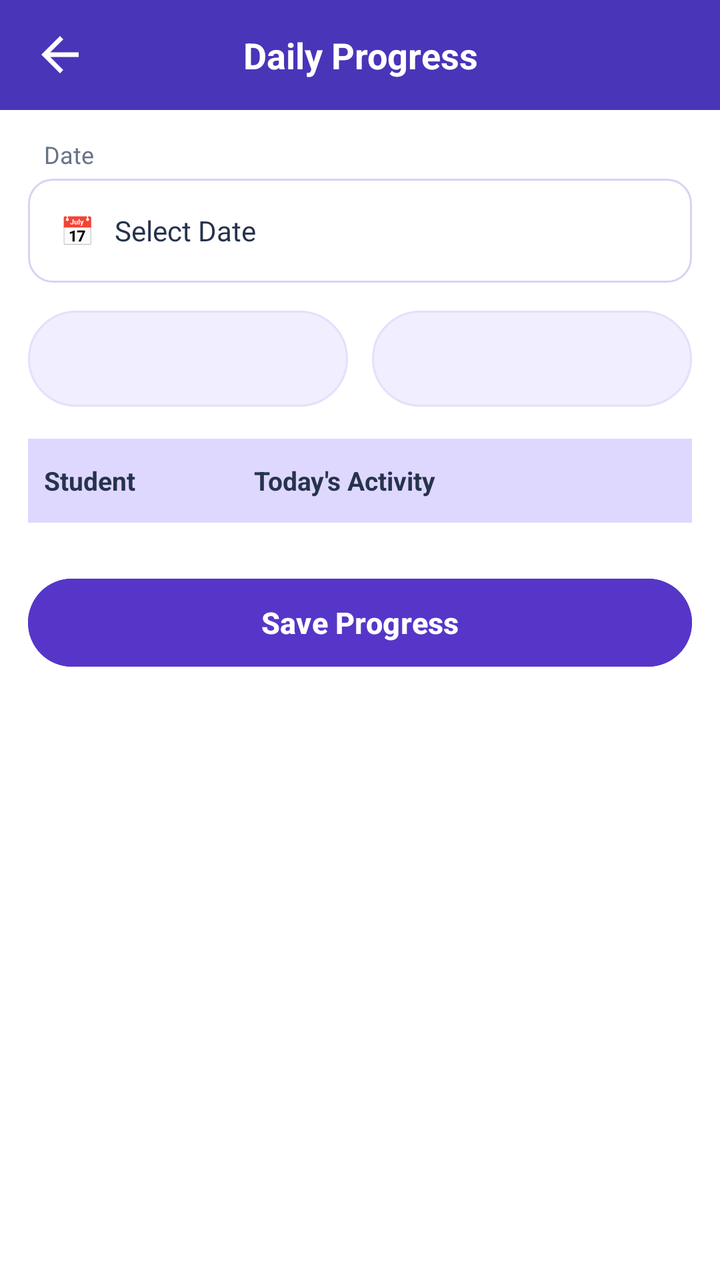
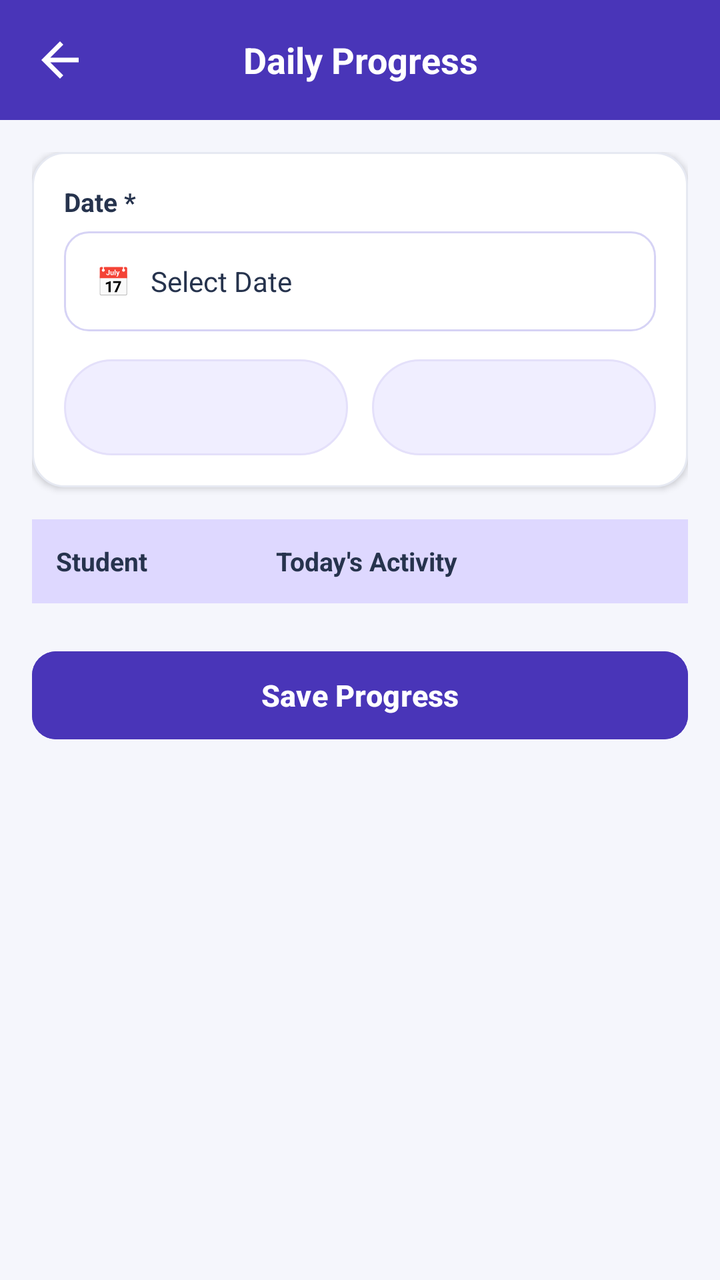

The first picture is an Android layout as it rendered before a commit; the second is the same layout after the commit. The layout source and the unified diff follow.
<!-- AndroidManifest.xml: application theme Theme.TrackPoint -->
<!-- res/layout/activity_daily_progress.xml -->
<?xml version="1.0" encoding="utf-8"?>
<androidx.constraintlayout.widget.ConstraintLayout
    xmlns:android="http://schemas.android.com/apk/res/android"
    xmlns:app="http://schemas.android.com/apk/res-auto"
    android:layout_width="match_parent"
    android:layout_height="match_parent"
    android:background="#4935B8"
    android:fitsSystemWindows="true">

    
    <LinearLayout
        android:id="@+id/header"
        android:layout_width="match_parent"
        android:layout_height="55dp"
        android:orientation="horizontal"
        android:gravity="center_vertical"
        android:paddingStart="16dp"
        android:paddingEnd="16dp"
        android:background="#4935B8"
        app:layout_constraintTop_toTopOf="parent">

        <ImageView
            android:id="@+id/btnBack"
            android:layout_width="28dp"
            android:layout_height="28dp"
            android:src="@drawable/back_symbol"
            app:tint="#FFFFFF"
            android:contentDescription="Back"/>

        <TextView
            android:layout_width="0dp"
            android:layout_height="wrap_content"
            android:layout_weight="1"
            android:text="Daily Progress"
            android:textColor="#FFFFFF"
            android:textSize="18sp"
            android:textStyle="bold"
            android:gravity="center"/>

        <View
            android:layout_width="28dp"
            android:layout_height="28dp"/>

    </LinearLayout>

    
    <ScrollView
        android:layout_width="match_parent"
        android:layout_height="0dp"
        android:fillViewport="true"
        android:padding="14dp"
        android:background="#FFFFFF"
        app:layout_constraintTop_toBottomOf="@id/header"
        app:layout_constraintBottom_toBottomOf="parent">

        <LinearLayout
            android:layout_width="match_parent"
            android:layout_height="wrap_content"
            android:orientation="vertical">

            
            <TextView
                android:layout_width="wrap_content"
                android:layout_height="wrap_content"
                android:text="Date"
                android:textColor="#68738A"
                android:textSize="12sp"
                android:layout_marginStart="8dp"/>

            
            <TextView
                android:id="@+id/tvSelectedDate"
                android:layout_width="match_parent"
                android:layout_height="52dp"
                android:gravity="center_vertical"
                android:paddingStart="16dp"
                android:layout_marginTop="4dp"
                android:layout_marginBottom="14dp"
                android:background="@drawable/input_box"
                android:text="📅   Select Date"
                android:textColor="#26334D"
                android:textSize="14sp"/>

            
            <LinearLayout
                android:layout_width="match_parent"
                android:layout_height="48dp"
                android:orientation="horizontal"
                android:layout_marginBottom="16dp">

                <Spinner
                    android:id="@+id/spYear"
                    android:layout_width="0dp"
                    android:layout_height="match_parent"
                    android:layout_weight="1"
                    android:layout_marginEnd="6dp"
                    android:background="@drawable/filter_box"/>

                <Spinner
                    android:id="@+id/spSection"
                    android:layout_width="0dp"
                    android:layout_height="match_parent"
                    android:layout_weight="1"
                    android:layout_marginStart="6dp"
                    android:background="@drawable/filter_box"/>

            </LinearLayout>

            
            <LinearLayout
                android:layout_width="match_parent"
                android:layout_height="42dp"
                android:orientation="horizontal"
                android:gravity="center_vertical"
                android:padding="8dp"
                android:background="#DED8FF">

                <TextView
                    android:layout_width="105dp"
                    android:layout_height="wrap_content"
                    android:text="Student"
                    android:textColor="#26334D"
                    android:textStyle="bold"
                    android:textSize="13sp"/>

                <TextView
                    android:layout_width="0dp"
                    android:layout_height="wrap_content"
                    android:layout_weight="1"
                    android:text="Today's Activity"
                    android:textColor="#26334D"
                    android:textStyle="bold"
                    android:textSize="13sp"/>

            </LinearLayout>

            
            <LinearLayout
                android:id="@+id/progressList"
                android:layout_width="match_parent"
                android:layout_height="wrap_content"
                android:orientation="vertical"/>

            <Button
                android:id="@+id/btnSaveProgress"
                android:layout_width="match_parent"
                android:layout_height="52dp"
                android:layout_marginTop="24dp"
                android:layout_marginBottom="20dp"
                android:text="Save Progress"
                android:textAllCaps="false"
                android:textColor="#FFFFFF"
                android:textSize="15sp"
                android:textStyle="bold"
                android:backgroundTint="#5636C8"/>

        </LinearLayout>

    </ScrollView>

</androidx.constraintlayout.widget.ConstraintLayout>
<!-- resources referenced by this layout -->
<resources>
  <!-- drawable back_symbol (drawable) -->
  <vector xmlns:android="http://schemas.android.com/apk/res/android" android:autoMirrored="true" android:height="24dp" android:tint="#000000" android:viewportHeight="24" android:viewportWidth="24" android:width="24dp">
        
      <path android:fillColor="@android:color/white" android:pathData="M20,11H7.83l5.59,-5.59L12,4l-8,8 8,8 1.41,-1.41L7.83,13H20v-2z"/>
      
  </vector>
  <!-- drawable filter_box (drawable) -->
  <shape xmlns:android="http://schemas.android.com/apk/res/android">
      <solid android:color="#F0EEFF"/>
      <stroke android:width="1dp" android:color="#E4E0FA"/>
      <corners android:radius="25dp"/>
  </shape>
  <!-- drawable input_box (drawable) -->
  <?xml version="1.0" encoding="utf-8"?>
  <shape xmlns:android="http://schemas.android.com/apk/res/android"
      android:shape="rectangle">
  
      <solid android:color="#FFFFFF" />
  
      <stroke
          android:width="1dp"
          android:color="#D6D3F5" />
  
      <corners android:radius="12dp" />
  
      <padding
          android:left="12dp"
          android:right="12dp"
          android:top="4dp"
          android:bottom="4dp" />
  
  </shape>
  <style name="Theme.TrackPoint" parent="Base.Theme.TrackPoint" />
  <style name="Base.Theme.TrackPoint" parent="Theme.Material3.DayNight.NoActionBar">
          
          
      </style>
</resources>

<!-- the commit's change to res/layout/activity_daily_progress.xml (unified diff, before → after) -->
@@ -11,7 +11,7 @@
     <LinearLayout
         android:id="@+id/header"
         android:layout_width="match_parent"
-        android:layout_height="55dp"
+        android:layout_height="60dp"
         android:orientation="horizontal"
         android:gravity="center_vertical"
         android:paddingStart="16dp"
@@ -48,8 +48,8 @@
         android:layout_width="match_parent"
         android:layout_height="0dp"
         android:fillViewport="true"
-        android:padding="14dp"
-        android:background="#FFFFFF"
+        android:padding="16dp"
+        android:background="#F5F6FC"
         app:layout_constraintTop_toBottomOf="@id/header"
         app:layout_constraintBottom_toBottomOf="parent">
 
@@ -58,51 +58,66 @@
             android:layout_height="wrap_content"
             android:orientation="vertical">
 
-            
-            <TextView
-                android:layout_width="wrap_content"
-                android:layout_height="wrap_content"
-                android:text="Date"
-                android:textColor="#68738A"
-                android:textSize="12sp"
-                android:layout_marginStart="8dp"/>
-
-            
-            <TextView
-                android:id="@+id/tvSelectedDate"
-                android:layout_width="match_parent"
-                android:layout_height="52dp"
-                android:gravity="center_vertical"
-                android:paddingStart="16dp"
-                android:layout_marginTop="4dp"
-                android:layout_marginBottom="14dp"
-                android:background="@drawable/input_box"
-                android:text="📅   Select Date"
-                android:textColor="#26334D"
-                android:textSize="14sp"/>
-
-            
             <LinearLayout
                 android:layout_width="match_parent"
-                android:layout_height="48dp"
-                android:orientation="horizontal"
+                android:layout_height="wrap_content"
+                android:orientation="vertical"
+                android:padding="16dp"
+                android:background="@drawable/action_card"
+                android:elevation="2dp"
                 android:layout_marginBottom="16dp">
 
-                <Spinner
-                    android:id="@+id/spYear"
-                    android:layout_width="0dp"
-                    android:layout_height="match_parent"
-                    android:layout_weight="1"
-                    android:layout_marginEnd="6dp"
-                    android:background="@drawable/filter_box"/>
+                
+                <TextView
+                    android:layout_width="wrap_content"
+                    android:layout_height="wrap_content"
+                    android:text="Date *"
+                    android:textColor="#26334D"
+                    android:textStyle="bold"
+                    android:textSize="13sp"/>
 
-                <Spinner
-                    android:id="@+id/spSection"
-                    android:layout_width="0dp"
-                    android:layout_height="match_parent"
-                    android:layout_weight="1"
-                    android:layout_marginStart="6dp"
-                    android:background="@drawable/filter_box"/>
+                
+                <TextView
+                    android:id="@+id/tvSelectedDate"
+                    android:layout_width="match_parent"
+                    android:layout_height="50dp"
+                    android:gravity="center_vertical"
+                    android:paddingStart="16dp"
+                    android:paddingEnd="16dp"
+                    android:layout_marginTop="6dp"
+                    android:layout_marginBottom="14dp"
+                    android:background="@drawable/input_box"
+                    android:text="📅   Select Date"
+                    android:textColor="#26334D"
+                    android:textSize="14sp"/>
+
+                
+                <LinearLayout
+                    android:layout_width="match_parent"
+                    android:layout_height="48dp"
+                    android:orientation="horizontal">
+
+                    <Spinner
+                        android:id="@+id/spYear"
+                        android:layout_width="0dp"
+                        android:layout_height="match_parent"
+                        android:layout_weight="1"
+                        android:layout_marginEnd="6dp"
+                        android:background="@drawable/filter_box"
+                        android:paddingStart="8dp"
+                        android:paddingEnd="8dp"/>
+
+                    <Spinner
+                        android:id="@+id/spSection"
+                        android:layout_width="0dp"
+                        android:layout_height="match_parent"
+                        android:layout_weight="1"
+                        android:layout_marginStart="6dp"
+                        android:background="@drawable/filter_box"
+                        android:paddingStart="8dp"
+                        android:paddingEnd="8dp"/>
+
+                </LinearLayout>
 
             </LinearLayout>
 
@@ -112,11 +127,12 @@
                 android:layout_height="42dp"
                 android:orientation="horizontal"
                 android:gravity="center_vertical"
-                android:padding="8dp"
+                android:paddingStart="12dp"
+                android:paddingEnd="12dp"
                 android:background="#DED8FF">
 
                 <TextView
-                    android:layout_width="105dp"
+                    android:layout_width="110dp"
                     android:layout_height="wrap_content"
                     android:text="Student"
                     android:textColor="#26334D"
@@ -145,14 +161,15 @@
                 android:id="@+id/btnSaveProgress"
                 android:layout_width="match_parent"
                 android:layout_height="52dp"
-                android:layout_marginTop="24dp"
+                android:layout_marginTop="20dp"
                 android:layout_marginBottom="20dp"
                 android:text="Save Progress"
                 android:textAllCaps="false"
                 android:textColor="#FFFFFF"
                 android:textSize="15sp"
                 android:textStyle="bold"
-                android:backgroundTint="#5636C8"/>
+                android:backgroundTint="#4935B8"
+                app:cornerRadius="12dp"/>
 
         </LinearLayout>
 
<!-- resource entries referenced after the edit -->
@@ -1,5 +1,11 @@
 <!-- resources referenced by this layout -->
 <resources>
+  <!-- drawable action_card (drawable) -->
+  <shape xmlns:android="http://schemas.android.com/apk/res/android">
+      <solid android:color="#FFFFFF"/>
+      <stroke android:width="1dp" android:color="#E6E9F2"/>
+      <corners android:radius="16dp"/>
+  </shape>
   <!-- drawable back_symbol (drawable) -->
   <vector xmlns:android="http://schemas.android.com/apk/res/android" android:autoMirrored="true" android:height="24dp" android:tint="#000000" android:viewportHeight="24" android:viewportWidth="24" android:width="24dp">
         
